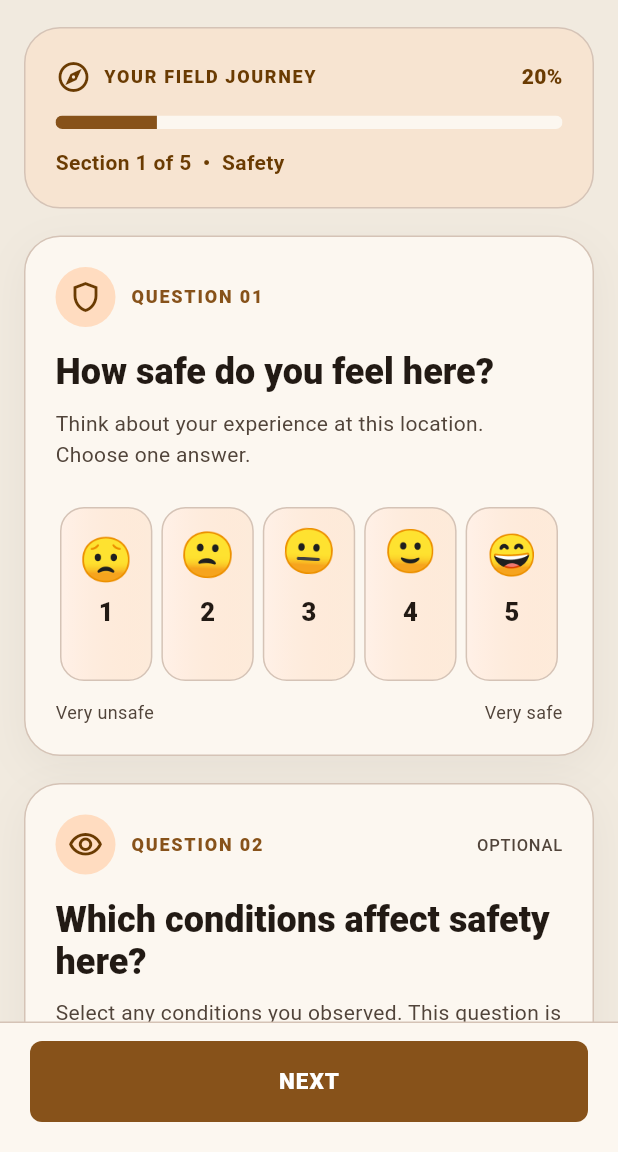
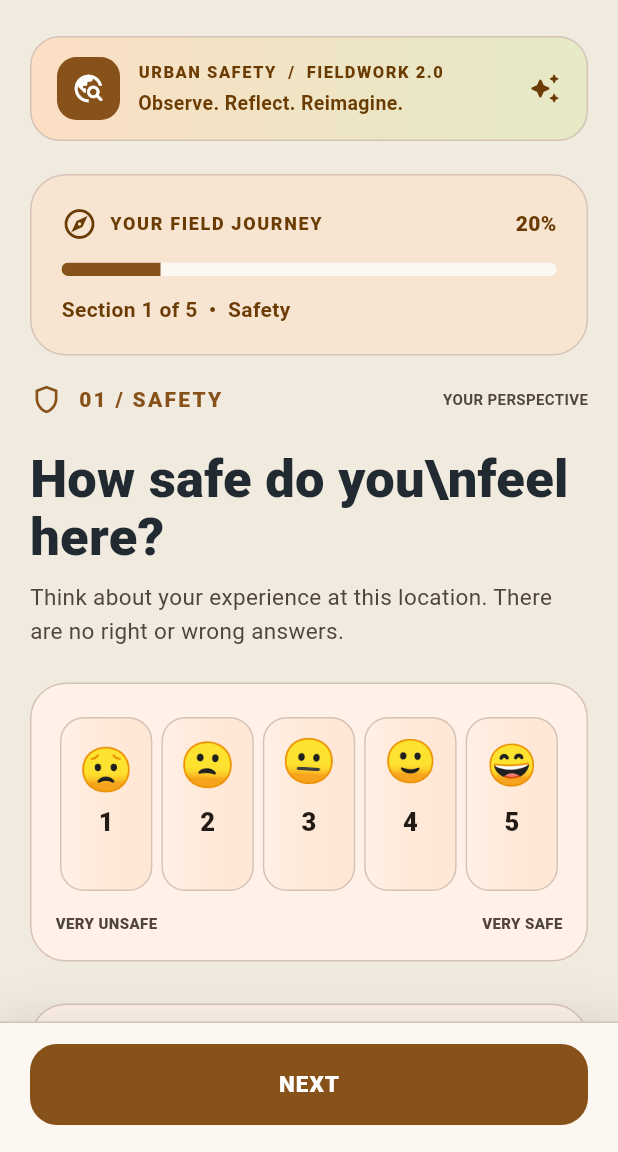
Before and after one commit to literallyshiva/coding-urban-safety, a Flutter app: the SafetyAssessmentPage screen opened directly with empty values, on a phone screen of 412 x 824 dp, the part 84-1236 px from its top. Run offline on Flutter 3.47's test engine with Material 3 defaults, Android fonts, the phone set to English and light mode, and no system bars; our stand-ins replace cloud_firestore, firebase_auth, firebase_core, geolocator, google_maps_flutter, shared_preferences; missing offline and left inert: dart:html, dart:js_util; accounts and stored records are empty.

Commit message:
feat: redesign Urban Safety 2.0 questionnaire experience

```diff
--- a/lib/pages/safety_assessment_page.dart
+++ b/lib/pages/safety_assessment_page.dart
@@ -1,5 +1,4 @@
 import '../widgets/research_progress.dart';
-import '../widgets/v2_question_card.dart';
 
 import 'package:flutter/material.dart';
 
@@ -88,7 +87,6 @@ class _SafetyAssessmentPageState extends State<SafetyAssessmentPage> {
     final state = widget.assessmentState;
 
     return ResearchScaffold(
-      v2Mode: true,
       bottomButton: PrimaryActionButton(
         label: 'NEXT',
         onPressed: _next,
@@ -103,92 +101,110 @@ class _SafetyAssessmentPageState extends State<SafetyAssessmentPage> {
             children: [
               const ResearchProgress(stage: 0),
               const SizedBox(height: 18),
-              V2QuestionCard(
-                number: '01',
-                icon: Icons.shield_outlined,
-                title: 'How safe do you feel here?',
-                description: 'Think about your experience at this location. Choose one answer.',
+              Row(children: [
+                Icon(Icons.shield_outlined,
+                  color: Theme.of(context).colorScheme.primary, size: 22),
+                const SizedBox(width: 10),
+                Text('01 / SAFETY',
+                  style: TextStyle(color: Theme.of(context).colorScheme.primary,
+                    fontWeight: FontWeight.w900, letterSpacing: 1.5)),
+                const Spacer(),
+                Text('YOUR PERSPECTIVE',
+                  style: TextStyle(color: Theme.of(context).colorScheme.onSurfaceVariant,
+                    fontSize: 10, fontWeight: FontWeight.w700)),
+              ]),
+              const SizedBox(height: 22),
+              Text('How safe do you\\nfeel here?',
+                style: Theme.of(context).textTheme.headlineMedium?.copyWith(
+                  fontSize: 35, height: 1.12, fontWeight: FontWeight.w900)),
+              const SizedBox(height: 10),
+              Text('Think about your experience at this location. There are no right or wrong answers.',
+                style: TextStyle(fontSize: 15, height: 1.5,
+                  color: Theme.of(context).colorScheme.onSurfaceVariant)),
+              const SizedBox(height: 22),
+              Container(
+                padding: const EdgeInsets.fromLTRB(16, 22, 16, 18),
+                decoration: BoxDecoration(
+                  color: Theme.of(context).colorScheme.surfaceContainerLow,
+                  borderRadius: BorderRadius.circular(24),
+                  border: Border.all(color: Theme.of(context).colorScheme.outlineVariant),
+                ),
                 child: Column(children: [
-                  Row(children: [for (int i = 1; i <= 5; i++)
-                    _ratingOption(state, i)]),
-                  const SizedBox(height: 12),
-                  Row(mainAxisAlignment: MainAxisAlignment.spaceBetween,
-                    children: [Text('Very unsafe', style: TextStyle(
-                      color: Theme.of(context).colorScheme.onSurfaceVariant,
-                      fontSize: 12)), Text('Very safe', style: TextStyle(
-                      color: Theme.of(context).colorScheme.onSurfaceVariant,
-                      fontSize: 12))]),
+                  Row(children: [
+                    for (int i = 1; i <= 5; i++) _ratingOption(state, i),
+                  ]),
+                  const SizedBox(height: 14),
+                  Row(mainAxisAlignment: MainAxisAlignment.spaceBetween, children: [
+                    Text('VERY UNSAFE', style: TextStyle(fontSize: 10, fontWeight: FontWeight.w800,
+                      color: Theme.of(context).colorScheme.onSurfaceVariant)),
+                    Text('VERY SAFE', style: TextStyle(fontSize: 10, fontWeight: FontWeight.w800,
+                      color: Theme.of(context).colorScheme.onSurfaceVariant)),
+                  ]),
+                  if (rating != null) ...[
+                    const SizedBox(height: 18),
+                    AnimatedContainer(
+                      duration: const Duration(milliseconds: 250),
+                      width: double.infinity,
+                      padding: const EdgeInsets.symmetric(vertical: 15, horizontal: 12),
+                      decoration: BoxDecoration(
+                        color: Theme.of(context).colorScheme.primaryContainer,
+                        borderRadius: BorderRadius.circular(16)),
+                      child: Column(children: [
+                        Text(ratingLabels[rating - 1],
+                          style: TextStyle(fontWeight: FontWeight.w900, fontSize: 19,
+                            color: Theme.of(context).colorScheme.onPrimaryContainer)),
+                        const SizedBox(height: 3),
+                        Text('Your safety perception',
+                          style: TextStyle(fontSize: 12,
+                            color: Theme.of(context).colorScheme.onPrimaryContainer)),
                       ]),
                     ),
-              if (rating != null) ...[
-                const SizedBox(height: 22),
+                  ],
+                ]),
+              ),
+              const SizedBox(height: 28),
               Container(
-                  width: double.infinity,
-                  padding: const EdgeInsets.all(16),
+                padding: const EdgeInsets.all(20),
                 decoration: BoxDecoration(
-                    color: Theme.of(context).colorScheme.primaryContainer,
-                    borderRadius:
-                        BorderRadius.circular(16),
+                  color: Theme.of(context).colorScheme.surfaceContainerLow,
+                  borderRadius: BorderRadius.circular(24),
+                  border: Border.all(color: Theme.of(context).colorScheme.outlineVariant),
                 ),
-                  child: Column(
-                    children: [
-                      Text(
-                        ratingLabels[rating - 1],
-                        style: TextStyle(
-                          color: Theme.of(context).colorScheme.onPrimaryContainer,
-                          fontSize: 18,
-                          fontWeight: FontWeight.w800,
-                        ),
-                      ),
-                      const SizedBox(height: 4),
-                      Text(
-                        'Your selected safety rating',
-                        style: TextStyle(
-                          color: Theme.of(context).colorScheme.onSurfaceVariant,
-                          fontSize: 12,
-                        ),
-                      ),
-                    ],
-                  ),
-                ),
-              ],
-
-              const SizedBox(height: 18),
-              V2QuestionCard(
-                number: '02',
-                icon: Icons.visibility_outlined,
-                title: 'Which conditions affect safety here?',
-                description: 'Select any conditions you observed. This question is optional for every safety rating.',
-                optional: true,
                 child: Column(crossAxisAlignment: CrossAxisAlignment.start, children: [
-              Text('\u2713 ${state.unsafeConditions.length} of ${unsafeOptions.length} selected', style: TextStyle(color: Theme.of(context).colorScheme.primary, fontSize: 12, fontWeight: FontWeight.w700)),
-            const SizedBox(height: 10),
+                  Row(children: [
+                    Icon(Icons.visibility_outlined, color: Theme.of(context).colorScheme.primary),
+                    const SizedBox(width: 10),
+                    Expanded(child: Text('What conditions affect safety here?',
+                      style: TextStyle(fontSize: 19, height: 1.25,
+                        fontWeight: FontWeight.w900,
+                        color: Theme.of(context).colorScheme.onSurface))),
+                  ]),
+                  const SizedBox(height: 8),
+                  Text('Select any that you noticed. This question is optional.',
+                    style: TextStyle(fontSize: 13,
+                      color: Theme.of(context).colorScheme.onSurfaceVariant)),
+                  const SizedBox(height: 16),
+                  Text('${state.unsafeConditions.length} SELECTED',
+                    style: TextStyle(fontSize: 11, fontWeight: FontWeight.w800,
+                      color: Theme.of(context).colorScheme.primary)),
+                  const SizedBox(height: 12),
                   LayoutBuilder(builder: (context, constraints) {
-                final columns = constraints.maxWidth < 340 ? 1 : 2;
+                    final columns = constraints.maxWidth < 390 ? 1 : 2;
                     final width = (constraints.maxWidth - (columns - 1) * 12) / columns;
-                return Wrap(
-                  spacing: 12,
-                  runSpacing: 12,
-                  children: [
+                    return Wrap(spacing: 12, runSpacing: 12, children: [
                       for (var i = 0; i < unsafeOptions.length; i++)
-                      SizedBox(
-                        width: width,
-                        child: AnimatedResearchChoice(
+                        SizedBox(width: width, child: AnimatedResearchChoice(
                           label: unsafeOptions[i],
                           emoji: unsafeEmojis[i],
-                          delay: i * .13,
+                          delay: i * .09,
                           selected: state.unsafeConditions.contains(unsafeOptions[i]),
                           onTap: () => state.toggleUnsafeCondition(unsafeOptions[i]),
-                        ),
-                      ),
-                  ],
-                );
+                        )),
+                    ]);
                   }),
-
-              const SizedBox(height: 8),
                 ]),
               ),
-              const SizedBox(height: 30),
+              const SizedBox(height: 24),
             ],
           );
         },
--- a/lib/widgets/research_scaffold.dart
+++ b/lib/widgets/research_scaffold.dart
@@ -8,14 +8,12 @@ class ResearchScaffold extends StatelessWidget {
     this.bottomButton,
     this.appBarTitle = 'CODING URBAN SAFETY',
     this.showFieldNote = true,
-    this.v2Mode = false,
   });
 
   final Widget child;
   final Widget? bottomButton;
   final String appBarTitle;
   final bool showFieldNote;
-  final bool v2Mode;
 
   @override
   Widget build(BuildContext context) {
@@ -26,18 +24,15 @@ class ResearchScaffold extends StatelessWidget {
           children: [
             Expanded(
               child: SingleChildScrollView(
-                padding: EdgeInsets.fromLTRB(
-                  v2Mode ? 16 : 20, v2Mode ? 18 : 28,
-                  v2Mode ? 16 : 20, 36),
+                padding: const EdgeInsets.fromLTRB(20, 24, 20, 44),
                 child: Center(
                   child: ConstrainedBox(
-                    constraints: BoxConstraints(maxWidth: v2Mode ? 800 : 720),
-                    child: (showFieldNote && !v2Mode) ? Column(
+                    constraints: const BoxConstraints(maxWidth: 780),
+                    child: showFieldNote ? Column(
                       crossAxisAlignment: CrossAxisAlignment.start,
                       children: [
-                        Container(width: 44, height: 2,
-                          color: Theme.of(context).colorScheme.primary),
-                        const SizedBox(height: 20),
+                        _FieldworkBanner(),
+                        const SizedBox(height: 22),
                         child,
                       ],
                     ) : child,
@@ -48,9 +43,15 @@ class ResearchScaffold extends StatelessWidget {
             if (bottomButton != null)
               Container(
                 width: double.infinity,
-                padding: const EdgeInsets.fromLTRB(20, 12, 20, 20),
+                padding: const EdgeInsets.fromLTRB(20, 14, 20, 18),
                 decoration: BoxDecoration(
                   color: Theme.of(context).colorScheme.surface,
+                  boxShadow: [
+                    BoxShadow(
+                      color: Theme.of(context).colorScheme.shadow.withValues(alpha: .09),
+                      blurRadius: 22, offset: const Offset(0, -5),
+                    ),
+                  ],
                   border: Border(
                     top: BorderSide(color: Theme.of(context).colorScheme.outlineVariant),
                   ),
@@ -85,7 +86,7 @@ class PrimaryActionButton extends StatelessWidget {
         onPressed: loading ? null : onPressed,
         style: FilledButton.styleFrom(
           shape: RoundedRectangleBorder(
-            borderRadius: BorderRadius.circular(8),
+            borderRadius: BorderRadius.circular(18),
           ),
           textStyle: const TextStyle(
             fontSize: 15,
@@ -196,3 +197,41 @@ class AppSettingsButton extends StatelessWidget {
     ),
   );
 }
+
+
+/// Distinctive, reusable header for the Urban Safety 2.0 fieldwork journey.
+class _FieldworkBanner extends StatelessWidget {
+  @override
+  Widget build(BuildContext context) {
+    final c = Theme.of(context).colorScheme;
+    return Container(
+      padding: const EdgeInsets.symmetric(horizontal: 17, vertical: 13),
+      decoration: BoxDecoration(
+        borderRadius: BorderRadius.circular(20),
+        gradient: LinearGradient(colors: [
+          c.primaryContainer.withValues(alpha: .85),
+          c.tertiaryContainer.withValues(alpha: .55),
+        ]),
+        border: Border.all(color: c.outlineVariant),
+      ),
+      child: Row(children: [
+        Container(
+          padding: const EdgeInsets.all(10),
+          decoration: BoxDecoration(color: c.primary, borderRadius: BorderRadius.circular(13)),
+          child: Icon(Icons.travel_explore_rounded, color: c.onPrimary, size: 22),
+        ),
+        const SizedBox(width: 12),
+        Expanded(child: Column(crossAxisAlignment: CrossAxisAlignment.start, children: [
+          Text('URBAN SAFETY  /  FIELDWORK 2.0',
+            style: TextStyle(fontWeight: FontWeight.w900, fontSize: 11,
+              letterSpacing: 1.0, color: c.onPrimaryContainer)),
+          const SizedBox(height: 3),
+          Text('Observe. Reflect. Reimagine.',
+            style: TextStyle(fontWeight: FontWeight.w600, fontSize: 13,
+              color: c.onPrimaryContainer)),
+        ])),
+        Icon(Icons.auto_awesome_rounded, color: c.onPrimaryContainer, size: 22),
+      ]),
+    );
+  }
+}
```
Lines whose indentation alone changed are shown as unchanged.
